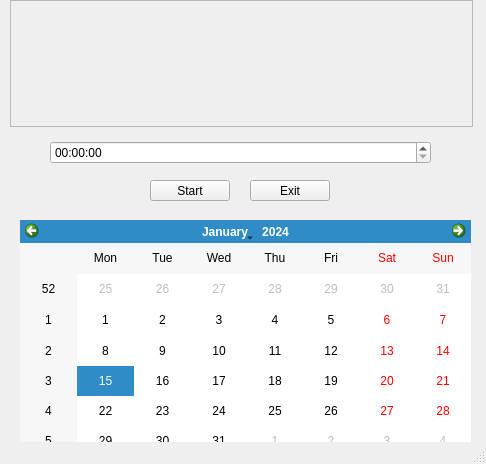
Above: mainwindow.ui from Karivel/Budzik before the change. Below: the same form after it.
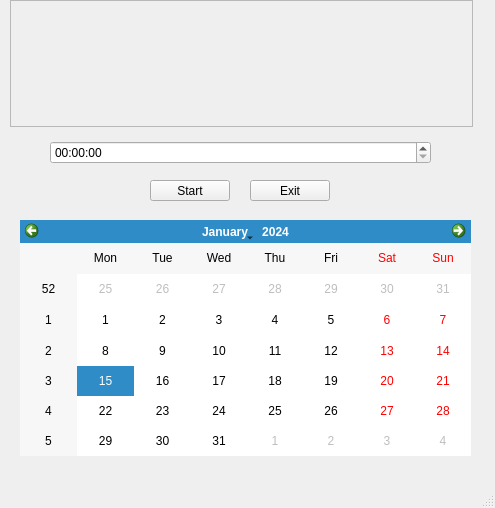
That is the form after the change.

What changed in the file:
```diff
--- a/mainwindow.ui
+++ b/mainwindow.ui
@@ -6,8 +6,8 @@
    <rect>
     <x>0</x>
     <y>0</y>
-    <width>486</width>
-    <height>464</height>
+    <width>495</width>
+    <height>508</height>
    </rect>
   </property>
   <property name="windowTitle">
```
Left out of the diff: 2 changed lines with no effect on the pictures.
